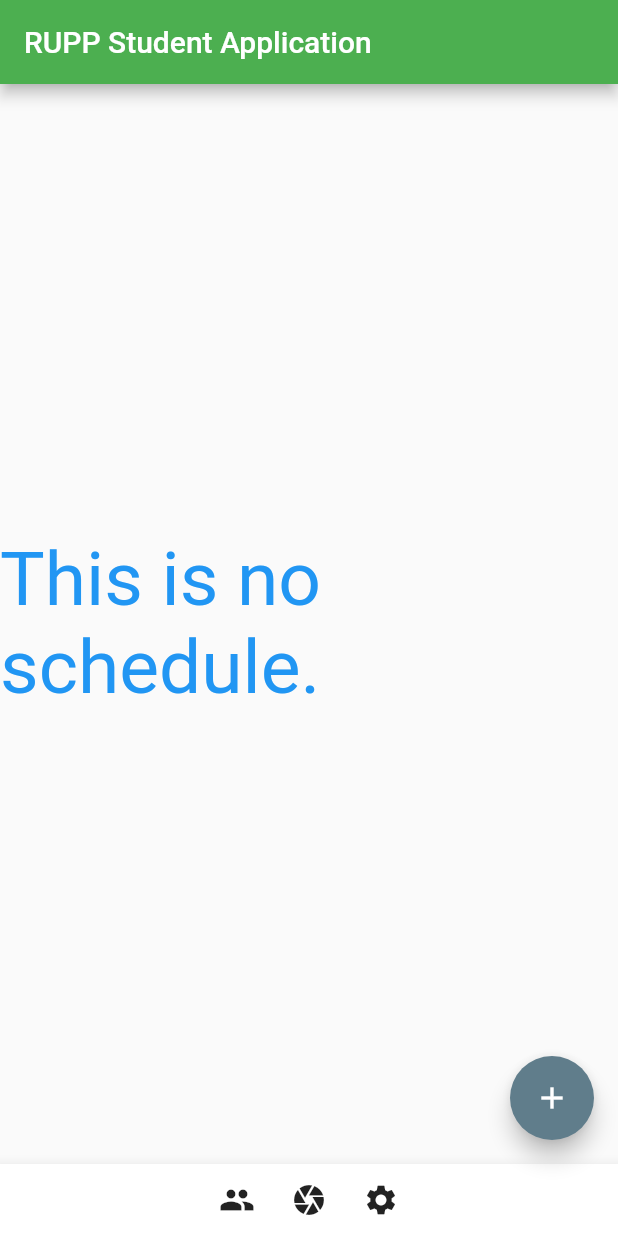
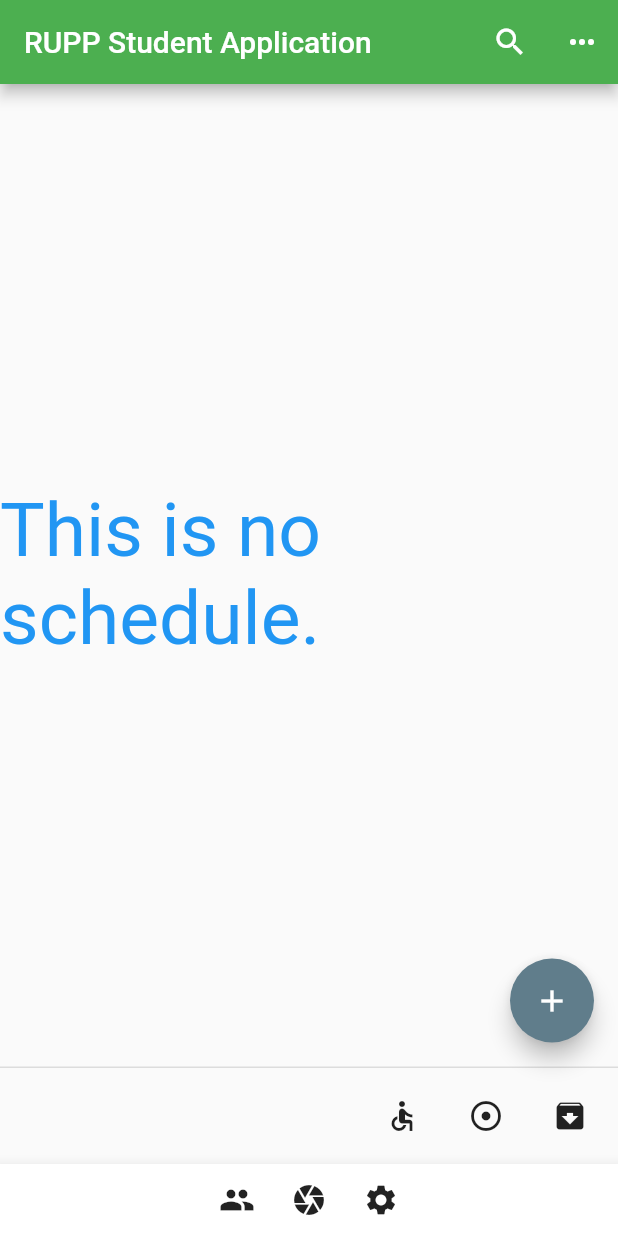
Before and after one commit to ChhailengTim/Basic_Flutter, a Flutter app: the screen it shows after launch, on a phone screen of 412 x 824 dp. Run offline on Flutter 3.47's test engine with Material 2 defaults, Android fonts, the phone set to English and light mode, and no system bars; Roboto replaces fonts that are missing (Verdana).

Commit message:
Add Icon search logo

```diff
--- a/my_first_app/lib/main.dart
+++ b/my_first_app/lib/main.dart
@@ -13,6 +13,23 @@ class myApp extends StatelessWidget {
         appBar: AppBar(
           title: const Text('RUPP Student Application'),
           backgroundColor: Colors.green,
+          actions: <Widget>[
+            IconButton(
+              icon: const Icon(Icons.search),
+              onPressed: () {
+                // ignore: avoid_print
+                print("Icon Press");
+              },
+            ),
+            // ignore: avoid_print
+            IconButton(
+              icon: const Icon(Icons.more_horiz),
+              onPressed: () {
+                // ignore: avoid_print
+                print("Icon Press");
+              },
+            ),
+          ],
         ),
         body: const Center(
           child: Text(
@@ -59,6 +76,30 @@ class myApp extends StatelessWidget {
             ],
           ),
         ),
+        persistentFooterButtons: <Widget>[
+          IconButton(
+            icon: const Icon(Icons.accessible),
+            onPressed: () {
+              // ignore: avoid_print
+              print("Icon Press");
+            },
+          ),
+          // ignore: avoid_print
+          IconButton(
+            icon: const Icon(Icons.adjust),
+            onPressed: () {
+              // ignore: avoid_print
+              print("Icon Press");
+            },
+          ),
+          IconButton(
+            icon: const Icon(Icons.archive),
+            onPressed: () {
+              // ignore: avoid_print
+              print("Icon Press");
+            },
+          )
+        ],
       ),
     );
     //throw UnimplementedError();
```
